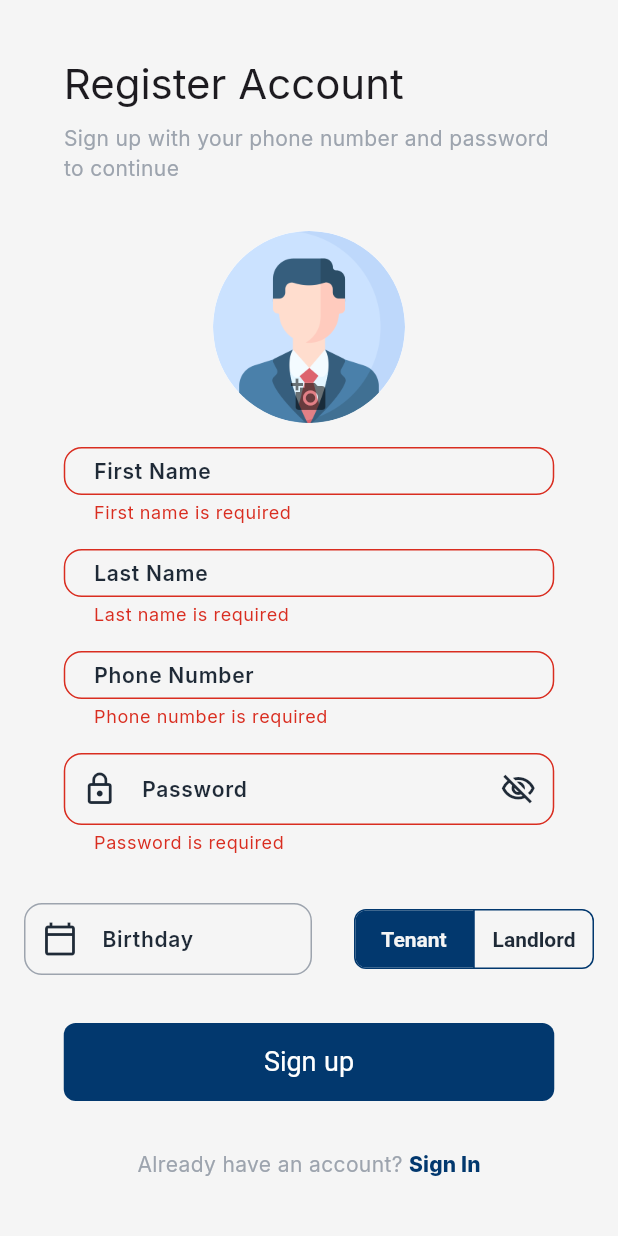
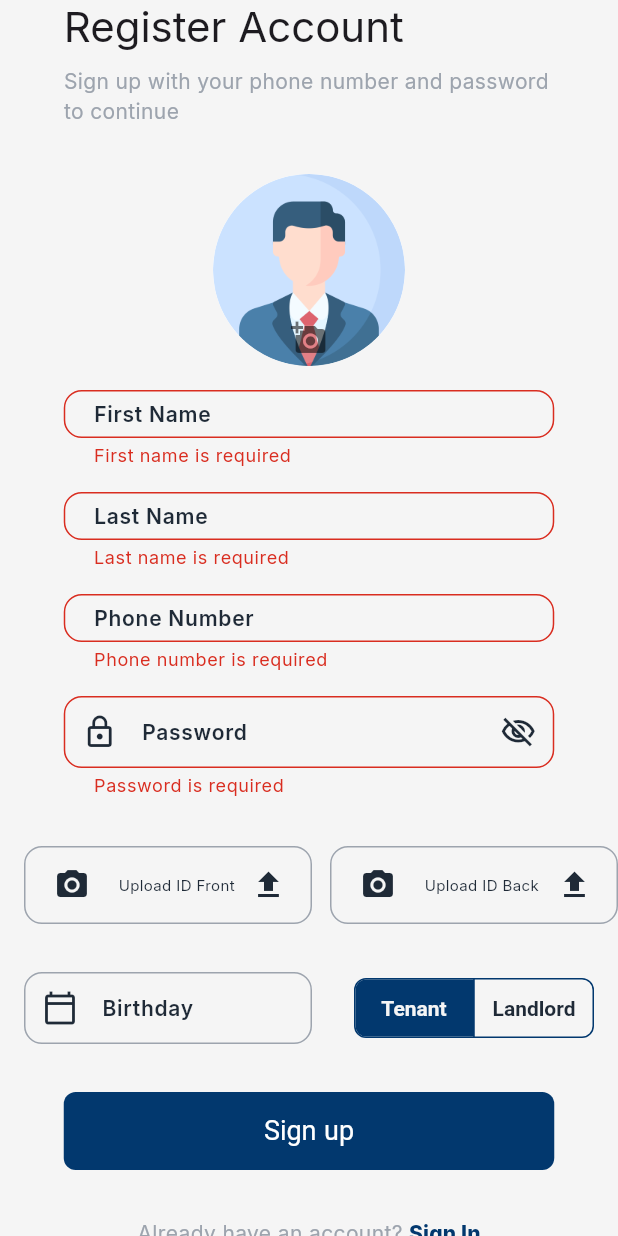
Before and after one commit to ILemonshotI/Simsar_Rent_Application, a Flutter app: the RegisterScreen screen opened by its route, after a tap on "Sign up", on a phone screen of 412 x 824 dp. Run offline on Flutter 3.47's test engine with Material 3 defaults, Android fonts, the phone set to English and light mode, and no system bars; our stand-ins replace dio, go_router, google_fonts, image_picker.

Commit message:
fixed image uploading

```diff
--- /dev/null
+++ b/lib/Custom_Widgets/Buttons/add_id_button.dart
@@ -0,0 +1,86 @@
+import 'dart:typed_data';
+import 'package:flutter/material.dart';
+import 'package:image_picker/image_picker.dart';
+import 'package:simsar/utils/image_picker.dart';
+import 'package:simsar/Theme/app_colors.dart';
+import 'package:simsar/Theme/text_theme.dart';
+class SUploadIdButton extends StatefulWidget {
+  final String label;
+  final Function(Uint8List?) onImageSelected;
+
+  const SUploadIdButton({
+    super.key,
+    required this.label,
+    required this.onImageSelected,
+  });
+
+  @override
+  State<SUploadIdButton> createState() => _SUploadIdButtonState();
+}
+
+class _SUploadIdButtonState extends State<SUploadIdButton> {
+  Uint8List? _image;
+
+  Future<void> selectImage() async {
+    final Uint8List? img = await pickImage(ImageSource.gallery);
+    if (img != null) {
+      setState(() {
+        _image = img;
+      });
+      widget.onImageSelected(img);
+    }
+  }
+
+  @override
+  Widget build(BuildContext context) {
+    return GestureDetector(
+      onTap: selectImage,
+      child: Container(
+        height: 52,
+        width: 160,
+        padding: const EdgeInsets.symmetric(horizontal: 16),
+        decoration: BoxDecoration(
+          color: SAppColors.background,
+          borderRadius: BorderRadius.circular(12),
+          border: Border.all(color: SAppColors.outlineGray),
+        ),
+        child: Row(
+          children: [
+            // Image preview or icon
+            Container(
+              width: 30,
+              height: 30,
+              decoration: BoxDecoration(
+                borderRadius: BorderRadius.circular(8),
+                color: SAppColors.background,
+                image: _image != null
+                    ? DecorationImage(
+                        image: MemoryImage(_image!),
+                        fit: BoxFit.cover,
+                      )
+                    : null,
+              ),
+              child: _image == null
+                  ? const Icon(Icons.camera_alt, color: SAppColors.textGray)
+                  : null,
+            ),
+
+            const SizedBox(width: 16),
+
+            // Text
+            Expanded(
+              child: Text(
+                widget.label,
+                style:  STextTheme.lightTextTheme.bodySmall!.copyWith(
+                  color: SAppColors.textGray),
+              ),
+            ),
+
+            // Upload icon
+            const Icon(Icons.upload, color: SAppColors.textGray),
+          ],
+        ),
+      ),
+    );
+  }
+}
--- a/lib/Screens/register_screen.dart
+++ b/lib/Screens/register_screen.dart
@@ -1,5 +1,6 @@
 import 'package:dio/dio.dart';
 import 'package:flutter/material.dart';
+import 'package:simsar/Custom_Widgets/Buttons/add_id_button.dart';
 import 'package:simsar/Custom_Widgets/Buttons/primary_button.dart';
 import 'package:simsar/Custom_Widgets/Text_Fields/text_field.dart';
 import 'package:simsar/Custom_Widgets/Text_Fields/password_field.dart';
@@ -11,20 +12,17 @@ import 'package:simsar/Custom_Widgets/Buttons/add_profile_picture.dart';
 import 'package:simsar/Theme/app_colors.dart';
 import 'package:simsar/Network/api_client.dart';
 import 'dart:typed_data';
-//import 'package:simsar/Screens/login_screen.dart';
-//import 'package:simsar/Screens/home_screen.dart';
+import 'package:simsar/utils/image_path_grabber.dart';
 import 'package:go_router/go_router.dart';
 
+class RegisterScreen extends StatefulWidget {
+  const RegisterScreen({super.key});
 
-class RegisterScreen extends StatefulWidget {
-
-  const RegisterScreen({super.key});
   @override
   State<RegisterScreen> createState() => _RegisterScreenState();
 }
 
 class _RegisterScreenState extends State<RegisterScreen> {
-
   bool agreed = false;
   final TextEditingController phoneController = TextEditingController();
   final TextEditingController passwordController = TextEditingController();
@@ -36,10 +34,15 @@ class _RegisterScreenState extends State<RegisterScreen> {
   int? userBirthYear;
   String selectedRole = 'tenant';
   Uint8List? userProfileImage;
+  Uint8List? userIDFrontImage;
+  Uint8List? userIDBackImage;
+  String? userProfileImagePath;
+  String? userIDFrontImagePath;
+  String? userIDBackImagePath;
+
   final String preText = "Already have an account? ";
   final String sufText = "Sign In";
   bool isWaitingForApproval = false;
-
 
   @override
   void dispose() {
@@ -51,14 +54,16 @@ class _RegisterScreenState extends State<RegisterScreen> {
   }
 
   Future<void> _registerPressed() async {
-  //  Validation
+
+    // Validation
     if (!_formKey.currentState!.validate()) return;
 
     if (userBirthYear == null || userBirthMonth == null || userBirthDay == null) {
       _showSnackBar("Please select your birthday", isError: true);
       return;
     }
-  //  Profile Picture Check
+
+    // Profile Picture Check
     if (userProfileImage == null) {
       ScaffoldMessenger.of(context).showSnackBar(
         const SnackBar(
@@ -69,16 +74,42 @@ class _RegisterScreenState extends State<RegisterScreen> {
       return; // Stop the function
     }
 
-  // 2. Data Preparation per Documentation Schema
+    if (userIDFrontImage == null || userIDBackImage == null) {
+      ScaffoldMessenger.of(context).showSnackBar(
+        const SnackBar(
+          content: Text("Please upload ID picture"),
+          backgroundColor: SAppColors.error,
+        ),
+      );
+      return; // Stop the function
+    }
+
+    // Data Preparation per Documentation Schema
     final phone = phoneController.text.trim();
-  final birthDate = "${userBirthYear!}-${userBirthMonth!.toString().padLeft(2, '0')}-${userBirthDay!.toString().padLeft(2, '0')}";
+    final birthDate =
+        "${userBirthYear!}-${userBirthMonth!.toString().padLeft(2, '0')}-${userBirthDay!.toString().padLeft(2, '0')}";
 
     try {
       _showLoadingDialog();
 
-    // 3. API Call
+      // Image Upload
+      final uploadedUrls = await ImagePathGrabber.uploadImages(
+        images: [
+          userProfileImage!,
+          userIDFrontImage!,
+          userIDBackImage!,
+        ],
+        token: '1|2wrcw5Xq7Vx2uedN0Uf3gNhmzRA7mDnSjjiD1KlL81be2df3'
+      );
+
+      final userProfileImagePath = uploadedUrls[0];
+      final userIDFrontImagePath = uploadedUrls[1];
+      final userIDBackImagePath = uploadedUrls[2];
+
+      // API Call
       final response = await DioClient.dio.post(
         '/api/register',
+
         data: {
           'first_name': firstNameController.text.trim(),
           'last_name': lastNameController.text.trim(),
@@ -87,22 +118,21 @@ class _RegisterScreenState extends State<RegisterScreen> {
           'password': passwordController.text,
           'role': selectedRole,
           'birth_date': birthDate,
-        'photo': "test.jpg", // Required by API schema
-        'id_photo_front': "test_front.jpg",
-        'id_photo_back': "test_back.jpg",
+          'photo': userProfileImagePath,
+          'id_photo_front': userIDFrontImagePath,
+          'id_photo_back': userIDBackImagePath,
         },
       );
 
       if (mounted) Navigator.pop(context); // Close loading dialog
 
-    // 4. Handle Response
+      // Handle Response
       if (response.statusCode == 200 || response.statusCode == 201) {
-      final message = response.data['message'] ?? "Registered successfully. Please wait for admin approval.";
-
+        final message =
+            response.data['message'] ?? "Registered successfully. Please wait for admin approval.";
         if (mounted) {
           _showSnackBar("Registration Successful! Waiting for admin approval", isError: false);
           context.go('/pending-approval');
-
         }
       } else if (response.statusCode == 302) {
         _showSnackBar("Server Redirection Error (Duplicate entry or missing header)", isError: true);
@@ -110,15 +140,20 @@ class _RegisterScreenState extends State<RegisterScreen> {
         final errorMsg = response.data['message'] ?? "Error: ${response.statusCode}";
         _showSnackBar(errorMsg, isError: true);
       }
+    } on DioException catch (e) {
 
-  } on DioException catch (e) {
       if (mounted) Navigator.pop(context);
+      String errorMessage = "Connection failed";
 
-    String errorMessage = "Connection failed"; //
       if (e.response?.data != null && e.response?.data is Map) {
         errorMessage = e.response?.data['message'] ?? "Registration failed";
       }
       _showSnackBar(errorMessage, isError: true);
+    }
+    catch (e) {
+    if (mounted) Navigator.pop(context); // Always close spinner on error
+    print("Logic Error: $e");
+    _showSnackBar("Unexpected error: $e", isError: true);
   }
   }
 
@@ -140,21 +175,17 @@ void _showLoadingDialog() {
     );
   }
 
-
   @override
   Widget build(BuildContext context) {
-
     return Scaffold(
       body: SafeArea(
-        child:Center(
-          child:SingleChildScrollView(
-            child:Form(
+        child: Center(
+          child: SingleChildScrollView(
+            child: Form(
               key: _formKey,
-
               child: Column(
                 mainAxisAlignment: MainAxisAlignment.start,
                 crossAxisAlignment: CrossAxisAlignment.center,
-
                 children: [
                   LoginHeader(
                     title: "Register Account",
@@ -162,7 +193,7 @@ void _showLoadingDialog() {
                   ),
                   const SizedBox(height: 32),
                   SProfilePhotoButton(
-          onImageSelected: (Uint8List? img){
+                    onImageSelected: (Uint8List? img) {
                       setState(() {
                         userProfileImage = img;
                       });
@@ -177,56 +208,42 @@ void _showLoadingDialog() {
                         if (value == null || value.isEmpty) {
                           return "First name is required";
                         }
-
                         final nameRegExp = RegExp(r'^[a-zA-Z\s]+$');
-
                         if (!nameRegExp.hasMatch(value)) {
                           return "Only alphabets";
                         }
                         return null;
-          }
-        ),
+                      }),
                   const SizedBox(height: 16),
                   STextField(
                       labelText: "Last Name",
                       controller: lastNameController,
-
                       validator: (value) {
-
                         if (value == null || value.isEmpty) {
                           return "Last name is required";
                         }
-
                         final nameRegExp = RegExp(r'^[a-zA-Z\s]+$');
-
                         if (!nameRegExp.hasMatch(value)) {
                           return "Only alphabets";
                         }
                         return null;
-          }
-        ),
+                      }),
                   const SizedBox(height: 16),
                   STextField(
                       labelText: "Phone Number",
                       controller: phoneController,
                       keyboardType: TextInputType.phone,
                       validator: (value) {
-
                         if (value == null || value.isEmpty) {
                           return "Phone number is required";
                         }
-
-            // Regex: ^ (start), 09 (literal), [0-9]{8} (8 digits), $ (end)
                         final phoneRegExp = RegExp(r'^09[0-9]{8}$');
-
                         if (!phoneRegExp.hasMatch(value)) {
                           return "Format must be 09XXXXXXXX";
                         }
                         return null;
-          }
-        ),
+                      }),
                   const SizedBox(height: 16),
-
                   SPasswordField(
                       labelText: "Password",
                       controller: passwordController,
@@ -237,16 +254,41 @@ void _showLoadingDialog() {
                         if (value.length < 6) {
                           return "Password cant contain less than 6 characters";
                         }
-              return null; // Return null if input is valid
-            }
-        ),
-
+                        return null;
+                      }),
                   const SizedBox(height: 32),
                   Row(
-          crossAxisAlignment: CrossAxisAlignment.start, // Aligns them to the top
+                    crossAxisAlignment: CrossAxisAlignment.start,
                     children: [
-            const SizedBox(width: 16), // Left padding to align with other inputs
-            // 1. Birthday Field
+                      const SizedBox(width: 16),
+                      Expanded(
+                        child: SUploadIdButton(
+                          label: "Upload ID Front",
+                          onImageSelected: (Uint8List? img) {
+                            setState(() {
+                              userIDFrontImage = img;
+                            });
+                          },
+                        ),
+                      ),
+                      const SizedBox(width: 12),
+                      Expanded(
+                        child: SUploadIdButton(
+                          label: "Upload ID Back",
+                          onImageSelected: (Uint8List? img) {
+                            setState(() {
+                              userIDBackImage = img;
+                            });
+                          },
+                        ),
+                      ),
+                    ],
+                  ),
+                  const SizedBox(height: 32),
+                  Row(
+                    crossAxisAlignment: CrossAxisAlignment.start,
+                    children: [
+                      const SizedBox(width: 16),
                       Expanded(
                         child: SDatePickerField(
                           labelText: "Birthday",
@@ -260,11 +302,7 @@ void _showLoadingDialog() {
                           },
                         ),
                       ),
-
-            // 2. The 27-pixel gap
                       const SizedBox(width: 12),
-
-            // 3. Segmented Button
                       Expanded(
                         child: SSegmentedButton<String>(
                           selected: selectedRole,
@@ -281,11 +319,10 @@ void _showLoadingDialog() {
                       ),
                     ],
                   ),
-
                   const SizedBox(height: 32),
                   SPrimaryButton(
                     text: "Sign up",
-          onPressed: _registerPressed ,
+                    onPressed: _registerPressed,
                   ),
                   const SizedBox(height: 32),
                   LoginFooter(
@@ -296,12 +333,11 @@ void _showLoadingDialog() {
                     },
                   )
                 ],
-    )
-    )
-    )
-    )
-    )
+              ),
+            ),
+          ),
+        ),
+      ),
     );
   }
-
 }
--- a/lib/main.dart
+++ b/lib/main.dart
@@ -1,6 +1,8 @@
 import 'package:flutter/material.dart';
 import 'package:simsar/Theme/app_theme.dart';
 import 'package:simsar/utils/routes.dart';
+
+
 
 void main() {
   runApp(const MyApp());
@@ -28,4 +30,5 @@ class MyApp extends StatelessWidget {
   }
 }
 
+
 // End of the code file
```
Also changed, not shown: lib/utils/imag_path_grabber.dart (deleted, +0 -29 lines), lib/utils/image_path_grabber.dart (added, +47 -0 lines). Lines whose indentation alone changed are shown as unchanged.
